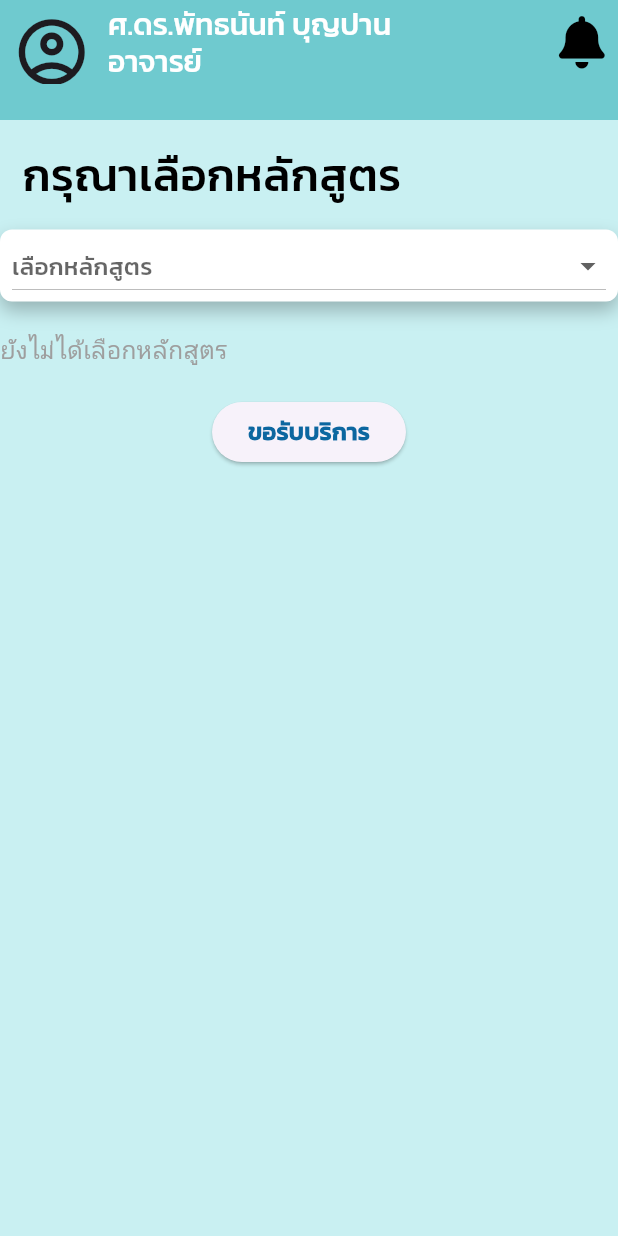
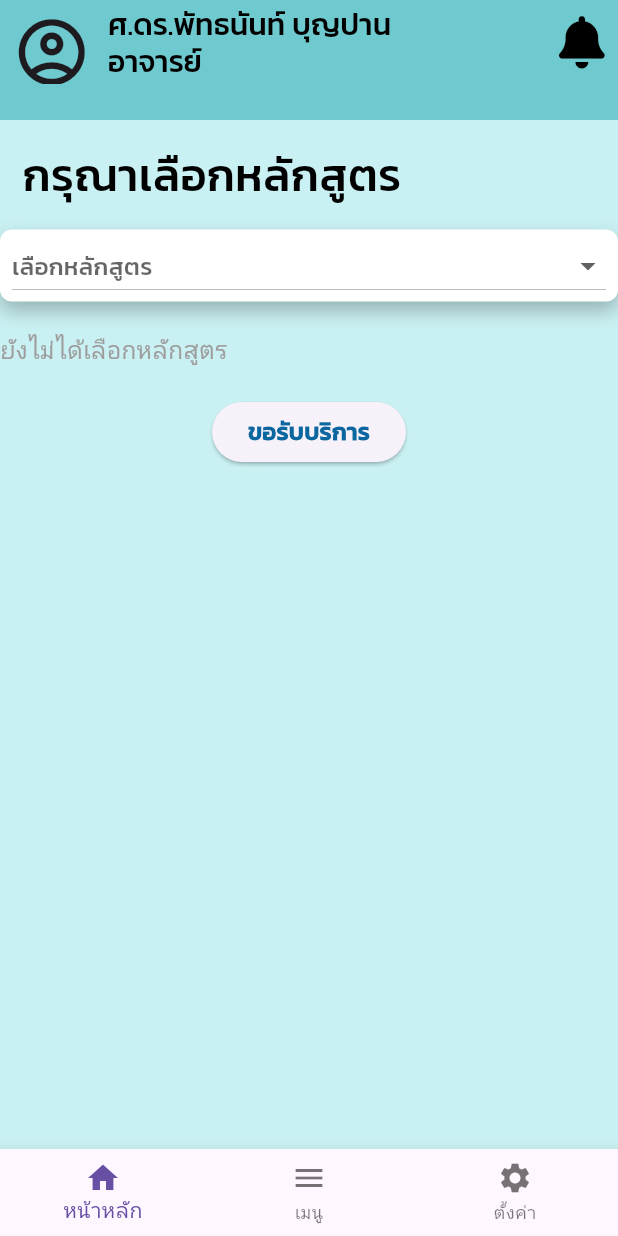
Before and after one commit to Pattanun/STAapp, a Flutter app: the screen it shows after launch, after a tap on "เข้าสู่ระบบ", on a phone screen of 412 x 824 dp. Run offline on Flutter 3.47's test engine with Material 3 defaults, Android fonts, the phone set to English and light mode, and no system bars; our stand-ins replace font_awesome_flutter.

```diff
--- a/lib/screens/login.dart
+++ b/lib/screens/login.dart
@@ -4,11 +4,15 @@ import 'package:font_awesome_flutter/font_awesome_flutter.dart';
 // import 'package:google_fonts/google_fonts.dart';
 
 class LoginScreen extends StatefulWidget {
+  const LoginScreen({super.key});
+
   @override
+  // ignore: library_private_types_in_public_api
   _LoginScreenState createState() => _LoginScreenState();
 }
 
 class _LoginScreenState extends State<LoginScreen> {
+  int myIndex = 0;
   final Map<String, Map<String, String>> courseData = {
     //อารีนา กูโน
     "เคมีเทคโนโลยีและนวัตกรรม": {
@@ -45,9 +49,10 @@ class _LoginScreenState extends State<LoginScreen> {
       "leader": "อารีนา กูโน",
       "image": "assets/images/areena.png",
     },
+    //นาบิลละห์ สาแม
     "สัตวศาสตร์และปศุสัตว์": {
-      "leader": "ไม่มีข้อมูล",
-      "image": "assets/images/logo2.png",
+      "leader": "นาบิลละห์ สาแม",
+      "image": "assets/images/nabilla.png",
     },
     //จิรวรรณ แก้วมรกฎ
     "พลังงานทดแทน": {
@@ -83,6 +88,26 @@ class _LoginScreenState extends State<LoginScreen> {
       "leader": "อารีนา กูโน",
       "image": "assets/images/areena.png",
     },
+    //ฟิรดาว เจ๊ะแต
+    "ป.โท สาขาวิชาการสอนวิทยาศาสตร์ คณิตศาสตร์ และคอมพิวเตอร์": {
+      "leader": "ฟิรดาว เจ๊ะแต",
+      "image": "assets/images/firdaw.png",
+    },
+    //ฟิรดาว เจ๊ะแต
+    "ป.เอก สาขาวิชาการสอนวิทยาศาสตร์ คณิตศาสตร์ และคอมพิวเตอร์": {
+      "leader": "ฟิรดาว เจ๊ะแต",
+      "image": "assets/images/firdaw.png",
+    },
+    //ฟิรดาว เจ๊ะแต
+    "ป.โท สาขาวิชาการจัดการทรัพยากรธรรมชาติและสิ่งแวดล้อม": {
+      "leader": "ฟิรดาว เจ๊ะแต",
+      "image": "assets/images/firdaw.png",
+    },
+    //ฟิรดาว เจ๊ะแต
+    "ป.เอก สาขาวิชาการจัดการทรัพยากรธรรมชาติและสิ่งแวดล้อม": {
+      "leader": "ฟิรดาว เจ๊ะแต",
+      "image": "assets/images/firdaw.png",
+    },
   };
 
   String? selectedCourse;
@@ -100,13 +125,13 @@ class _LoginScreenState extends State<LoginScreen> {
                   style: TextStyle(
                     fontFamily: 'Kanit',
                     fontSize: 20,
-                    color: Color.fromRGBO(255, 255, 255, 1),
+                    color: Color.fromRGBO(0, 0, 0, 1),
                   )),
               Text("อาจารย์",
                   style: TextStyle(
                     fontFamily: 'Kanit',
                     fontSize: 20,
-                    color: Color.fromRGBO(255, 255, 255, 1),
+                    color: Color.fromRGBO(0, 0, 0, 1),
                   )),
             ],
           ),
@@ -131,6 +156,29 @@ class _LoginScreenState extends State<LoginScreen> {
           ],
         ),
       ),
+
+      //bottomNavigationBar
+      bottomNavigationBar: BottomNavigationBar(
+          onTap: (index) {
+            setState(() {
+              myIndex = index;
+            });
+          },
+          currentIndex: myIndex,
+          items: const [
+            BottomNavigationBarItem(
+              icon: Icon(Icons.home),
+              label: "หน้าหลัก",
+            ),
+            BottomNavigationBarItem(
+              icon: Icon(Icons.menu),
+              label: "เมนู",
+            ),
+            BottomNavigationBarItem(
+              icon: Icon(Icons.settings),
+              label: "ตั้งค่า",
+            ),
+          ]),
       body: Column(
         crossAxisAlignment: CrossAxisAlignment.start,
         children: [
@@ -191,6 +239,7 @@ class _LoginScreenState extends State<LoginScreen> {
               ),
             ),
             SizedBox(height: 30),
+            Container(),
             Padding(
               padding: const EdgeInsets.all(8.0),
               child: Text(
@@ -219,7 +268,7 @@ class _LoginScreenState extends State<LoginScreen> {
                   child: const Text(
                     'ขอรับบริการ',
                     style: TextStyle(
-                      color: Color.fromRGBO(12, 103, 160, 1),
+                        color: Color.fromRGBO(12, 103, 160, 1),
                         fontSize: 16,
                         fontWeight: FontWeight.bold,
                         fontFamily: 'Kanit'),
--- a/pubspec.yaml
+++ b/pubspec.yaml
@@ -37,6 +37,7 @@ dependencies:
   cupertino_icons: ^1.0.8
   email_validator: ^3.0.0
   font_awesome_flutter: ^10.8.0
+  drop_shadow_image: ^0.9.0
 
 
 dev_dependencies:
```
Also changed, not shown: assets/images/firdaw.png (added), pubspec.lock.
